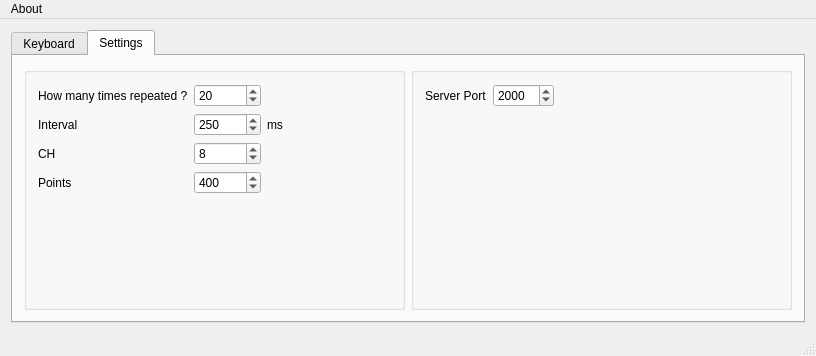
The window that mainwindow.ui (csavur/EMGKeyboard) describes before a commit, drawn with Qt 5.
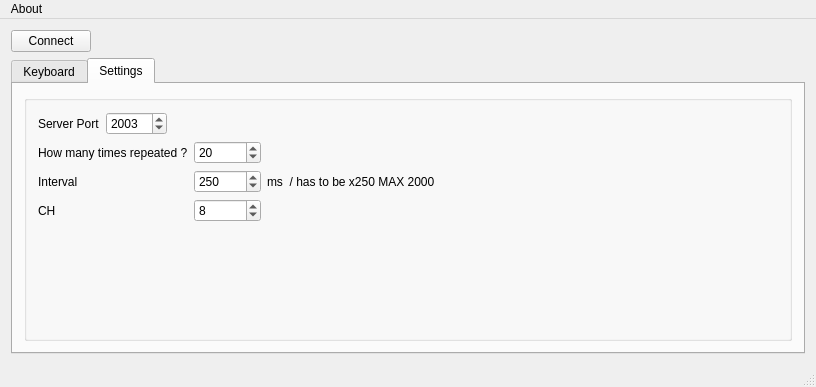
The same window after the commit. The open tabs and pages were chosen to show the change.

Commit message: server part deleted, the keyboard is client now

The edit to the form file:
```diff
--- a/mainwindow.ui
+++ b/mainwindow.ui
@@ -6,8 +6,8 @@
    <rect>
     <x>0</x>
     <y>0</y>
-    <width>779</width>
-    <height>356</height>
+    <width>808</width>
+    <height>387</height>
    </rect>
   </property>
   <property name="windowTitle">
@@ -16,6 +16,29 @@
   <widget class="QWidget" name="centralWidget">
    <layout class="QGridLayout" name="gridLayout">
     <item row="0" column="0">
+     <widget class="QPushButton" name="pushButtonConnect">
+      <property name="text">
+       <string>Connect</string>
+      </property>
+      <property name="checkable">
+       <bool>true</bool>
+      </property>
+     </widget>
+    </item>
+    <item row="0" column="1">
+     <spacer name="horizontalSpacer_5">
+      <property name="orientation">
+       <enum>Qt::Horizontal</enum>
+      </property>
+      <property name="sizeHint" stdset="0">
+       <size>
+        <width>40</width>
+        <height>20</height>
+       </size>
+      </property>
+     </spacer>
+    </item>
+    <item row="1" column="0" colspan="2">
      <widget class="QTabWidget" name="tabWidget">
       <property name="tabPosition">
        <enum>QTabWidget::North</enum>
@@ -635,39 +658,56 @@
        <attribute name="title">
         <string>Settings</string>
        </attribute>
-       <layout class="QGridLayout" name="gridLayout_6" columnstretch="10,10">
+       <layout class="QGridLayout" name="gridLayout_6" columnstretch="10">
         <item row="0" column="0">
          <widget class="QGroupBox" name="groupBox">
           <property name="title">
            <string/>
           </property>
-          <layout class="QGridLayout" name="gridLayout_5">
+          <layout class="QGridLayout" name="gridLayout_5" rowstretch="0,0,0">
            <item row="0" column="0">
-            <layout class="QGridLayout" name="gridLayout_4" columnstretch="2,4,10">
-             <item row="1" column="1">
-              <widget class="QSpinBox" name="spinBoxInteval">
+            <layout class="QHBoxLayout" name="horizontalLayout">
+             <item>
+              <widget class="QLabel" name="label_7">
+               <property name="text">
+                <string>Server Port</string>
+               </property>
+              </widget>
+             </item>
+             <item>
+              <widget class="QSpinBox" name="spinBoxPort">
                <property name="minimum">
                 <number>1</number>
                </property>
                <property name="maximum">
-                <number>99999999</number>
+                <number>99999</number>
                </property>
                <property name="value">
-                <number>250</number>
+                <number>2003</number>
                </property>
               </widget>
              </item>
+             <item>
+              <spacer name="horizontalSpacer_4">
+               <property name="orientation">
+                <enum>Qt::Horizontal</enum>
+               </property>
+               <property name="sizeHint" stdset="0">
+                <size>
+                 <width>40</width>
+                 <height>20</height>
+                </size>
+               </property>
+              </spacer>
+             </item>
+            </layout>
+           </item>
+           <item row="1" column="0">
+            <layout class="QGridLayout" name="gridLayout_4" columnstretch="2,0,0">
              <item row="1" column="2">
               <widget class="QLabel" name="label_3">
                <property name="text">
-                <string>ms</string>
-               </property>
-              </widget>
-             </item>
-             <item row="1" column="0">
-              <widget class="QLabel" name="label_2">
-               <property name="text">
-                <string>Interval</string>
+                <string>ms  / has to be x250 MAX 2000</string>
                </property>
               </widget>
              </item>
@@ -684,56 +724,6 @@
                </property>
               </spacer>
              </item>
-             <item row="3" column="2">
-              <spacer name="horizontalSpacer_3">
-               <property name="orientation">
-                <enum>Qt::Horizontal</enum>
-               </property>
-               <property name="sizeHint" stdset="0">
-                <size>
-                 <width>40</width>
-                 <height>20</height>
-                </size>
-               </property>
-              </spacer>
-             </item>
-             <item row="2" column="1">
-              <widget class="QSpinBox" name="spinBoxCH">
-               <property name="minimum">
-                <number>1</number>
-               </property>
-               <property name="value">
-                <number>8</number>
-               </property>
-              </widget>
-             </item>
-             <item row="2" column="0">
-              <widget class="QLabel" name="label_4">
-               <property name="text">
-                <string>CH</string>
-               </property>
-              </widget>
-             </item>
-             <item row="3" column="1">
-              <widget class="QSpinBox" name="spinBoxPoint">
-               <property name="minimum">
-                <number>1</number>
-               </property>
-               <property name="maximum">
-                <number>99999</number>
-               </property>
-               <property name="value">
-                <number>400</number>
-               </property>
-              </widget>
-             </item>
-             <item row="3" column="0">
-              <widget class="QLabel" name="label_5">
-               <property name="text">
-                <string>Points</string>
-               </property>
-              </widget>
-             </item>
              <item row="0" column="0">
               <widget class="QLabel" name="label_6">
                <property name="text">
@@ -741,6 +731,13 @@
                </property>
               </widget>
              </item>
+             <item row="1" column="0">
+              <widget class="QLabel" name="label_2">
+               <property name="text">
+                <string>Interval</string>
+               </property>
+              </widget>
+             </item>
              <item row="0" column="1">
               <widget class="QSpinBox" name="spinBoxRepeated">
                <property name="minimum">
@@ -754,9 +751,39 @@
                </property>
               </widget>
              </item>
+             <item row="1" column="1">
+              <widget class="QSpinBox" name="spinBoxInteval">
+               <property name="minimum">
+                <number>1</number>
+               </property>
+               <property name="maximum">
+                <number>99999999</number>
+               </property>
+               <property name="value">
+                <number>250</number>
+               </property>
+              </widget>
+             </item>
+             <item row="2" column="1">
+              <widget class="QSpinBox" name="spinBoxCH">
+               <property name="minimum">
+                <number>1</number>
+               </property>
+               <property name="value">
+                <number>8</number>
+               </property>
+              </widget>
+             </item>
+             <item row="2" column="0">
+              <widget class="QLabel" name="label_4">
+               <property name="text">
+                <string>CH</string>
+               </property>
+              </widget>
+             </item>
             </layout>
            </item>
-           <item row="1" column="0">
+           <item row="2" column="0">
             <spacer name="verticalSpacer">
              <property name="orientation">
               <enum>Qt::Vertical</enum>
@@ -769,61 +796,15 @@
              </property>
             </spacer>
            </item>
-          </layout>
-         </widget>
-        </item>
-        <item row="0" column="1">
-         <widget class="QGroupBox" name="groupBox_2">
-          <property name="title">
-           <string/>
-          </property>
-          <layout class="QGridLayout" name="gridLayout_7">
-           <item row="0" column="0">
-            <layout class="QHBoxLayout" name="horizontalLayout">
-             <item>
-              <widget class="QLabel" name="label_7">
-               <property name="text">
-                <string>Server Port</string>
-               </property>
-              </widget>
-             </item>
-             <item>
-              <widget class="QSpinBox" name="spinBoxPort">
-               <property name="minimum">
-                <number>1</number>
-               </property>
-               <property name="maximum">
-                <number>99999</number>
-               </property>
-               <property name="value">
-                <number>2000</number>
-               </property>
-              </widget>
-             </item>
-             <item>
-              <spacer name="horizontalSpacer_4">
-               <property name="orientation">
-                <enum>Qt::Horizontal</enum>
-               </property>
-               <property name="sizeHint" stdset="0">
-                <size>
-                 <width>40</width>
-                 <height>20</height>
-                </size>
-               </property>
-              </spacer>
-             </item>
-            </layout>
-           </item>
-           <item row="1" column="0">
-            <spacer name="verticalSpacer_2">
+           <item row="1" column="1">
+            <spacer name="horizontalSpacer_3">
              <property name="orientation">
-              <enum>Qt::Vertical</enum>
+              <enum>Qt::Horizontal</enum>
              </property>
              <property name="sizeHint" stdset="0">
               <size>
-               <width>20</width>
-               <height>40</height>
+               <width>40</width>
+               <height>20</height>
               </size>
              </property>
             </spacer>
```
Left out of the diff: 31 changed lines with no effect on the pictures. The commit also changes 2 other files.
